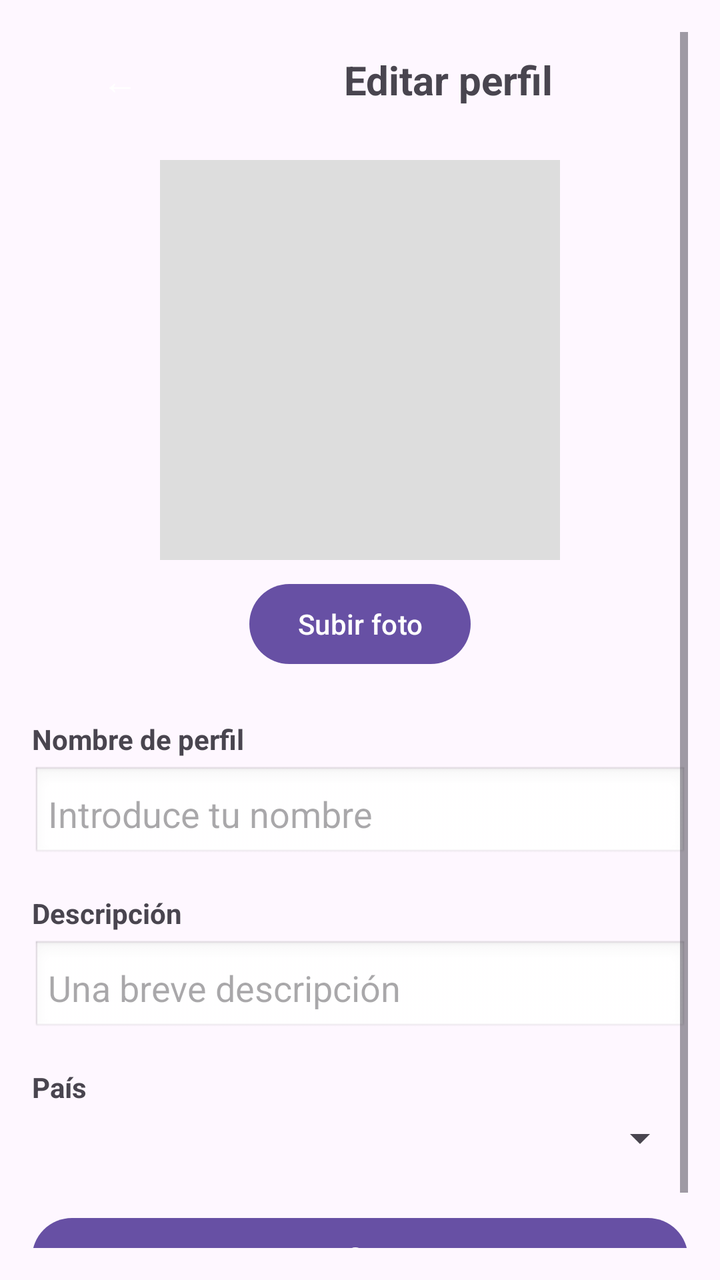
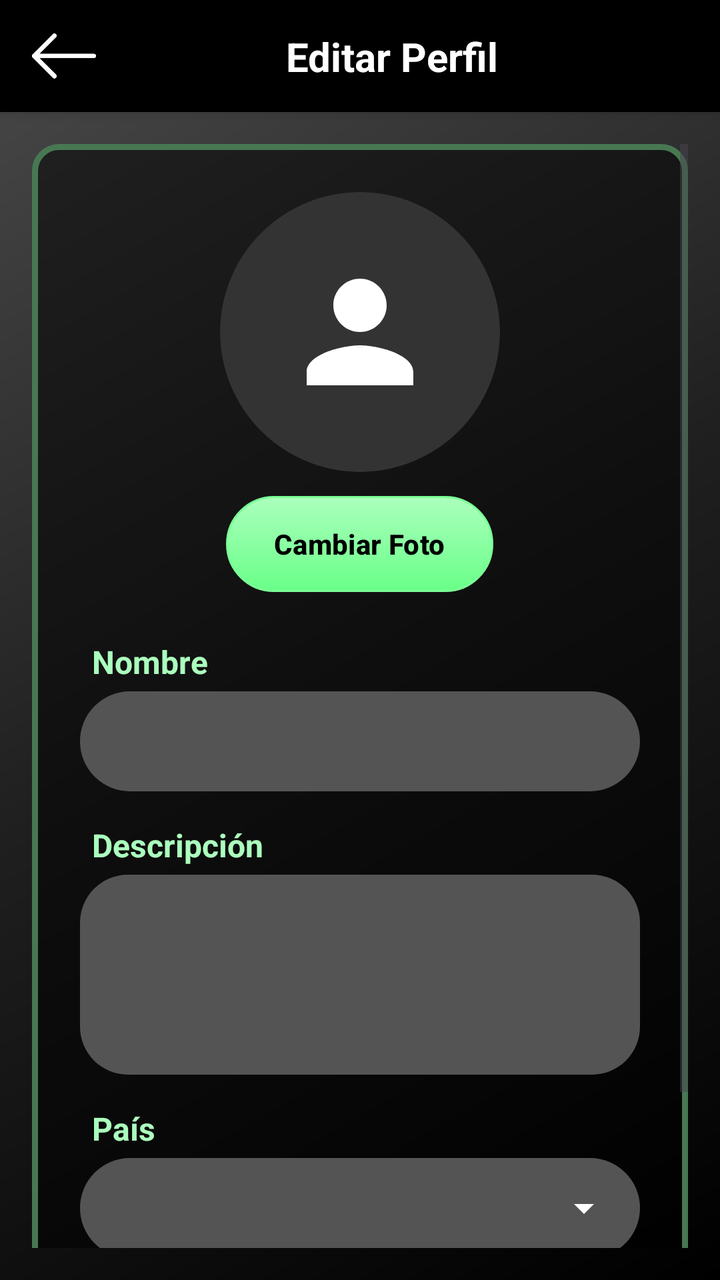

Two renders of the same Android screen: before a commit and after it. Below are the layout's source before the change and the commit's diff.
<!-- AndroidManifest.xml: application theme Theme.MusAPIApp -->
<!-- res/layout/activity_editar_perfil.xml -->
<?xml version="1.0" encoding="utf-8"?>
<androidx.constraintlayout.widget.ConstraintLayout
    xmlns:android="http://schemas.android.com/apk/res/android"
    xmlns:app="http://schemas.android.com/apk/res-auto"
    android:id="@+id/main"
    android:layout_width="match_parent"
    android:layout_height="match_parent"
    android:padding="16dp">

    <ScrollView
        android:id="@+id/scroll"
        android:layout_width="0dp"
        android:layout_height="0dp"
        app:layout_constraintTop_toTopOf="parent"
        app:layout_constraintBottom_toBottomOf="parent"
        app:layout_constraintStart_toStartOf="parent"
        app:layout_constraintEnd_toEndOf="parent">

        <LinearLayout
            android:orientation="vertical"
            android:layout_width="match_parent"
            android:layout_height="wrap_content">

            
            <LinearLayout
                android:layout_width="match_parent"
                android:layout_height="wrap_content"
                android:orientation="horizontal"
                android:gravity="center_vertical"
                android:paddingBottom="16dp">
                <Button
                    android:id="@+id/btnVolver"
                    android:layout_width="wrap_content"
                    android:layout_height="wrap_content"
                    android:text="←"
                    android:contentDescription="Volver"
                    android:background="?attr/selectableItemBackgroundBorderless"
                    android:textSize="18sp" />
                <TextView
                    android:id="@+id/tvTitulo"
                    android:layout_width="0dp"
                    android:layout_height="wrap_content"
                    android:layout_weight="1"
                    android:text="Editar perfil"
                    android:textSize="20sp"
                    android:textStyle="bold"
                    android:gravity="center" />
            </LinearLayout>

            
            <ImageView
                android:id="@+id/imgFoto"
                android:layout_width="200dp"
                android:layout_height="200dp"
                android:layout_gravity="center_horizontal"
                android:background="#DDDDDD"
                android:contentDescription="Foto de perfil"
                android:scaleType="centerCrop" />

            <Button
                android:id="@+id/btnSubirFoto"
                android:layout_width="wrap_content"
                android:layout_height="wrap_content"
                android:text="Subir foto"
                android:layout_gravity="center_horizontal"
                android:layout_marginTop="8dp"
                android:layout_marginBottom="24dp" />

            
            <TextView
                android:layout_width="match_parent"
                android:layout_height="wrap_content"
                android:text="Nombre de perfil"
                android:textStyle="bold"
                android:paddingBottom="4dp" />

            <EditText
                android:id="@+id/etNombre"
                android:layout_width="match_parent"
                android:layout_height="wrap_content"
                android:hint="Introduce tu nombre"
                android:maxLines="1"
                android:padding="8dp"
                android:background="@android:drawable/edit_text" />

            
            <TextView
                android:id="@+id/tvDescripcionLabel"
                android:layout_width="match_parent"
                android:layout_height="wrap_content"
                android:text="Descripción"
                android:textStyle="bold"
                android:paddingTop="16dp"
                android:paddingBottom="4dp" />

            <EditText
                android:id="@+id/etDescripcion"
                android:layout_width="match_parent"
                android:layout_height="wrap_content"
                android:hint="Una breve descripción"
                android:padding="8dp"
                android:background="@android:drawable/edit_text" />

            
            <TextView
                android:layout_width="match_parent"
                android:layout_height="wrap_content"
                android:text="País"
                android:textStyle="bold"
                android:paddingTop="16dp"
                android:paddingBottom="4dp" />

            <Spinner
                android:id="@+id/spinnerPais"
                android:layout_width="match_parent"
                android:layout_height="wrap_content" />

            
            <Button
                android:id="@+id/btnConfirmar"
                android:layout_width="match_parent"
                android:layout_height="wrap_content"
                android:text="Confirmar"
                android:layout_marginTop="24dp" />

        </LinearLayout>
    </ScrollView>
</androidx.constraintlayout.widget.ConstraintLayout>
<!-- resources referenced by this layout -->
<resources>
  <style name="Theme.MusAPIApp" parent="Base.Theme.MusAPIApp" />
  <style name="Base.Theme.MusAPIApp" parent="Theme.Material3.DayNight.NoActionBar">
          
          
      </style>
</resources>

<!-- the commit's change to res/layout/activity_editar_perfil.xml (unified diff, before → after) -->
@@ -1,128 +1,179 @@
 <?xml version="1.0" encoding="utf-8"?>
-<androidx.constraintlayout.widget.ConstraintLayout
+<androidx.constraintlayout.widget.ConstraintLayout 
     xmlns:android="http://schemas.android.com/apk/res/android"
     xmlns:app="http://schemas.android.com/apk/res-auto"
     android:id="@+id/main"
     android:layout_width="match_parent"
     android:layout_height="match_parent"
-    android:padding="16dp">
+    android:background="@drawable/fondo_gradiente_principal">
+
+    <androidx.constraintlayout.widget.ConstraintLayout
+        android:id="@+id/headerBar"
+        android:layout_width="match_parent"
+        android:layout_height="wrap_content"
+        android:background="#000000"
+        android:paddingVertical="12dp"
+        android:paddingHorizontal="16dp"
+        android:elevation="4dp"
+        app:layout_constraintTop_toTopOf="parent"
+        app:layout_constraintStart_toStartOf="parent"
+        app:layout_constraintEnd_toEndOf="parent">
+
+        <ImageButton
+            android:id="@+id/btnVolver"
+            android:layout_width="32dp"
+            android:layout_height="32dp"
+            android:background="?attr/selectableItemBackgroundBorderless"
+            android:contentDescription="Regresar"
+            android:scaleType="fitCenter"
+            android:src="@drawable/ic_back_black"
+            app:tint="#FFFFFF"
+            app:layout_constraintStart_toStartOf="parent"
+            app:layout_constraintTop_toTopOf="parent"
+            app:layout_constraintBottom_toBottomOf="parent" />
+
+        <TextView
+            android:layout_width="wrap_content"
+            android:layout_height="wrap_content"
+            android:text="Editar Perfil"
+            android:textColor="#FFFFFF"
+            android:textSize="20sp"
+            android:textStyle="bold"
+            app:layout_constraintStart_toEndOf="@id/btnVolver"
+            app:layout_constraintEnd_toEndOf="parent"
+            app:layout_constraintTop_toTopOf="parent"
+            app:layout_constraintBottom_toBottomOf="parent" />
+
+    </androidx.constraintlayout.widget.ConstraintLayout>
 
     <ScrollView
         android:id="@+id/scroll"
-        android:layout_width="0dp"
+        android:layout_width="match_parent"
         android:layout_height="0dp"
-        app:layout_constraintTop_toTopOf="parent"
-        app:layout_constraintBottom_toBottomOf="parent"
-        app:layout_constraintStart_toStartOf="parent"
-        app:layout_constraintEnd_toEndOf="parent">
+        android:fillViewport="true"
+        android:padding="16dp"
+        app:layout_constraintTop_toBottomOf="@id/headerBar"
+        app:layout_constraintBottom_toBottomOf="parent">
 
         <LinearLayout
+            android:layout_width="match_parent"
+            android:layout_height="wrap_content"
             android:orientation="vertical"
-            android:layout_width="match_parent"
-            android:layout_height="wrap_content">
+            android:gravity="center">
 
-            
             <LinearLayout
                 android:layout_width="match_parent"
                 android:layout_height="wrap_content"
-                android:orientation="horizontal"
-                android:gravity="center_vertical"
-                android:paddingBottom="16dp">
+                android:orientation="vertical"
+                android:background="@drawable/fondo_info_album"
+                android:padding="24dp"
+                android:gravity="center_horizontal">
+
+                <androidx.cardview.widget.CardView
+                    android:layout_width="140dp"
+                    android:layout_height="140dp"
+                    app:cardCornerRadius="70dp"
+                    app:cardBackgroundColor="#333333"
+                    app:cardElevation="0dp"
+                    android:layout_marginBottom="12dp">
+
+                    <ImageView
+                        android:id="@+id/imgFoto"
+                        android:layout_width="match_parent"
+                        android:layout_height="match_parent"
+                        android:scaleType="centerCrop"
+                        android:src="@drawable/ic_usuario_perfil"
+                        android:padding="30dp" />
+                </androidx.cardview.widget.CardView>
+
                 <Button
-                    android:id="@+id/btnVolver"
+                    android:id="@+id/btnSubirFoto"
                     android:layout_width="wrap_content"
                     android:layout_height="wrap_content"
-                    android:text="←"
-                    android:contentDescription="Volver"
-                    android:background="?attr/selectableItemBackgroundBorderless"
-                    android:textSize="18sp" />
+                    android:text="Cambiar Foto"
+                    android:textColor="#000000"
+                    android:textStyle="bold"
+                    android:background="@drawable/fondo_boton_secundario"
+                    app:backgroundTint="@null"
+                    android:paddingHorizontal="24dp"
+                    android:layout_marginBottom="24dp"/>
+
                 <TextView
-                    android:id="@+id/tvTitulo"
-                    android:layout_width="0dp"
+                    android:layout_width="match_parent"
                     android:layout_height="wrap_content"
-                    android:layout_weight="1"
-                    android:text="Editar perfil"
-                    android:textSize="20sp"
+                    android:text="Nombre"
+                    android:textColor="#ABFFBD"
                     android:textStyle="bold"
-                    android:gravity="center" />
+                    android:textSize="16sp"
+                    android:layout_marginBottom="4dp"
+                    android:layout_marginStart="4dp"/>
+
+                <EditText
+                    android:id="@+id/etNombre"
+                    android:layout_width="match_parent"
+                    android:layout_height="50dp"
+                    android:background="@drawable/fondo_input_login"
+                    android:paddingHorizontal="16dp"
+                    android:textColor="#FFFFFF"
+                    android:textColorHint="#B0B0B0"
+                    android:inputType="textPersonName"
+                    android:maxLines="1"
+                    android:layout_marginBottom="16dp"/>
+
+                <TextView
+                    android:id="@+id/tvDescripcionLabel"
+                    android:layout_width="match_parent"
+                    android:layout_height="wrap_content"
+                    android:text="Descripción"
+                    android:textColor="#ABFFBD"
+                    android:textStyle="bold"
+                    android:textSize="16sp"
+                    android:layout_marginBottom="4dp"
+                    android:layout_marginStart="4dp"/>
+
+                <EditText
+                    android:id="@+id/etDescripcion"
+                    android:layout_width="match_parent"
+                    android:layout_height="100dp"
+                    android:background="@drawable/fondo_input_area"
+                    android:padding="16dp"
+                    android:textColor="#FFFFFF"
+                    android:textColorHint="#B0B0B0"
+                    android:gravity="top|start"
+                    android:inputType="textMultiLine"
+                    android:layout_marginBottom="16dp"/>
+
+                <TextView
+                    android:layout_width="match_parent"
+                    android:layout_height="wrap_content"
+                    android:text="País"
+                    android:textColor="#ABFFBD"
+                    android:textStyle="bold"
+                    android:textSize="16sp"
+                    android:layout_marginBottom="4dp"
+                    android:layout_marginStart="4dp"/>
+
+                <Spinner
+                    android:id="@+id/spinnerPais"
+                    android:layout_width="match_parent"
+                    android:layout_height="50dp"
+                    android:background="@drawable/fondo_spinner_custom"
+                    android:paddingHorizontal="8dp"
+                    android:layout_marginBottom="32dp"/>
+
+                <Button
+                    android:id="@+id/btnConfirmar"
+                    android:layout_width="match_parent"
+                    android:layout_height="wrap_content"
+                    android:text="Guardar Cambios"
+                    android:textColor="#FFFFFF"
+                    android:textStyle="bold"
+                    android:background="@drawable/fondo_boton_principal"
+                    app:backgroundTint="@null"
+                    android:paddingVertical="12dp"/>
+
             </LinearLayout>
-
-            
-            <ImageView
-                android:id="@+id/imgFoto"
-                android:layout_width="200dp"
-                android:layout_height="200dp"
-                android:layout_gravity="center_horizontal"
-                android:background="#DDDDDD"
-                android:contentDescription="Foto de perfil"
-                android:scaleType="centerCrop" />
-
-            <Button
-                android:id="@+id/btnSubirFoto"
-                android:layout_width="wrap_content"
-                android:layout_height="wrap_content"
-                android:text="Subir foto"
-                android:layout_gravity="center_horizontal"
-                android:layout_marginTop="8dp"
-                android:layout_marginBottom="24dp" />
-
-            
-            <TextView
-                android:layout_width="match_parent"
-                android:layout_height="wrap_content"
-                android:text="Nombre de perfil"
-                android:textStyle="bold"
-                android:paddingBottom="4dp" />
-
-            <EditText
-                android:id="@+id/etNombre"
-                android:layout_width="match_parent"
-                android:layout_height="wrap_content"
-                android:hint="Introduce tu nombre"
-                android:maxLines="1"
-                android:padding="8dp"
-                android:background="@android:drawable/edit_text" />
-
-            
-            <TextView
-                android:id="@+id/tvDescripcionLabel"
-                android:layout_width="match_parent"
-                android:layout_height="wrap_content"
-                android:text="Descripción"
-                android:textStyle="bold"
-                android:paddingTop="16dp"
-                android:paddingBottom="4dp" />
-
-            <EditText
-                android:id="@+id/etDescripcion"
-                android:layout_width="match_parent"
-                android:layout_height="wrap_content"
-                android:hint="Una breve descripción"
-                android:padding="8dp"
-                android:background="@android:drawable/edit_text" />
-
-            
-            <TextView
-                android:layout_width="match_parent"
-                android:layout_height="wrap_content"
-                android:text="País"
-                android:textStyle="bold"
-                android:paddingTop="16dp"
-                android:paddingBottom="4dp" />
-
-            <Spinner
-                android:id="@+id/spinnerPais"
-                android:layout_width="match_parent"
-                android:layout_height="wrap_content" />
-
-            
-            <Button
-                android:id="@+id/btnConfirmar"
-                android:layout_width="match_parent"
-                android:layout_height="wrap_content"
-                android:text="Confirmar"
-                android:layout_marginTop="24dp" />
-
         </LinearLayout>
     </ScrollView>
+
 </androidx.constraintlayout.widget.ConstraintLayout>
<!-- resource entries referenced after the edit -->
@@ -1,6 +1,117 @@
 <!-- resources referenced by this layout -->
 <resources>
+  <!-- drawable fondo_boton_principal (drawable) -->
+  <?xml version="1.0" encoding="utf-8"?>
+  <shape xmlns:android="http://schemas.android.com/apk/res/android"
+      android:shape="rectangle">
+  
+      <gradient
+          android:startColor="#14FF48"
+          android:endColor="#00E631"
+          android:angle="270" />
+  
+      <corners android:radius="100dp" />
+  
+      <stroke
+          android:width="1dp"
+          android:color="#00FF3D" />
+  </shape>
+  <!-- drawable fondo_boton_secundario (drawable) -->
+  <?xml version="1.0" encoding="utf-8"?>
+  <shape xmlns:android="http://schemas.android.com/apk/res/android"
+      android:shape="rectangle">
+  
+      <gradient
+          android:startColor="#ABFFBD"
+          android:endColor="#69FF88"
+          android:angle="270" />
+  
+      <corners android:radius="100dp" />
+  
+      <stroke
+          android:width="1dp"
+          android:color="#7AFF95" />
+  </shape>
+  <!-- drawable fondo_gradiente_principal (drawable) -->
+  <?xml version="1.0" encoding="utf-8"?>
+  <shape xmlns:android="http://schemas.android.com/apk/res/android"
+      android:shape="rectangle">
+      <gradient
+          android:startColor="#000000"
+          android:centerColor="#1F1F1F"
+          android:endColor="#4A4A4A"
+          android:angle="135"
+          android:type="linear" />
+  </shape>
+  <!-- drawable fondo_info_album (drawable) -->
+  <?xml version="1.0" encoding="utf-8"?>
+  <shape xmlns:android="http://schemas.android.com/apk/res/android"
+      android:shape="rectangle">
+  
+      <solid android:color="#85000000" />
+  
+      <stroke
+          android:width="3dp"
+          android:color="#477852" />
+  
+      <corners android:radius="12dp" />
+  </shape>
+  <!-- drawable fondo_input_area (drawable) -->
+  <?xml version="1.0" encoding="utf-8"?>
+  <shape xmlns:android="http://schemas.android.com/apk/res/android"
+      android:shape="rectangle">
+      <solid android:color="#545454"/> <corners android:radius="24dp"/> </shape>
+  <!-- drawable fondo_input_login (drawable) -->
+  <?xml version="1.0" encoding="utf-8"?>
+  <shape xmlns:android="http://schemas.android.com/apk/res/android"
+      android:shape="rectangle">
+  
+      <solid android:color="#545454"/>
+  
+      <corners android:radius="100dp"/>
+  </shape>
+  <!-- drawable fondo_spinner_custom (drawable) -->
+  <?xml version="1.0" encoding="utf-8"?>
+  <layer-list xmlns:android="http://schemas.android.com/apk/res/android">
+      <item>
+          <shape android:shape="rectangle">
+              <solid android:color="#545454"/>
+              <corners android:radius="100dp"/>
+          </shape>
+      </item>
+  
+      <item
+          android:drawable="@drawable/ic_flecha_abajo"
+          android:gravity="center_vertical|end"
+          android:right="16dp"
+          android:end="16dp" />
+  </layer-list>
+  <!-- drawable ic_back_black: png bitmap (drawable, 4720 bytes) -->
+  <!-- drawable ic_usuario_perfil (drawable) -->
+  <?xml version="1.0" encoding="utf-8"?>
+  <vector xmlns:android="http://schemas.android.com/apk/res/android"
+      android:width="24dp"
+      android:height="24dp"
+      android:viewportWidth="24"
+      android:viewportHeight="24">
+      
+      <path
+          android:fillColor="#FFFFFF"
+          android:pathData="M12,12c2.21,0 4,-1.79 4,-4s-1.79,-4 -4,-4 -4,1.79 -4,4 1.79,4 4,4zM12,14c-2.67,0 -8,1.34 -8,4v2h16v-2c0,-2.66 -5.33,-4 -8,-4z"/>
+  </vector>
   <style name="Theme.MusAPIApp" parent="Base.Theme.MusAPIApp" />
+  <!-- drawable ic_flecha_abajo (drawable) -->
+  <?xml version="1.0" encoding="utf-8"?>
+  <vector xmlns:android="http://schemas.android.com/apk/res/android"
+      android:width="24dp"
+      android:height="24dp"
+      android:viewportWidth="24"
+      android:viewportHeight="24"
+      android:tint="#FFFFFF">
+      <path
+          android:fillColor="@android:color/white"
+          android:pathData="M7,10l5,5 5,-5z"/>
+  </vector>
   <style name="Base.Theme.MusAPIApp" parent="Theme.Material3.DayNight.NoActionBar">
           
           
